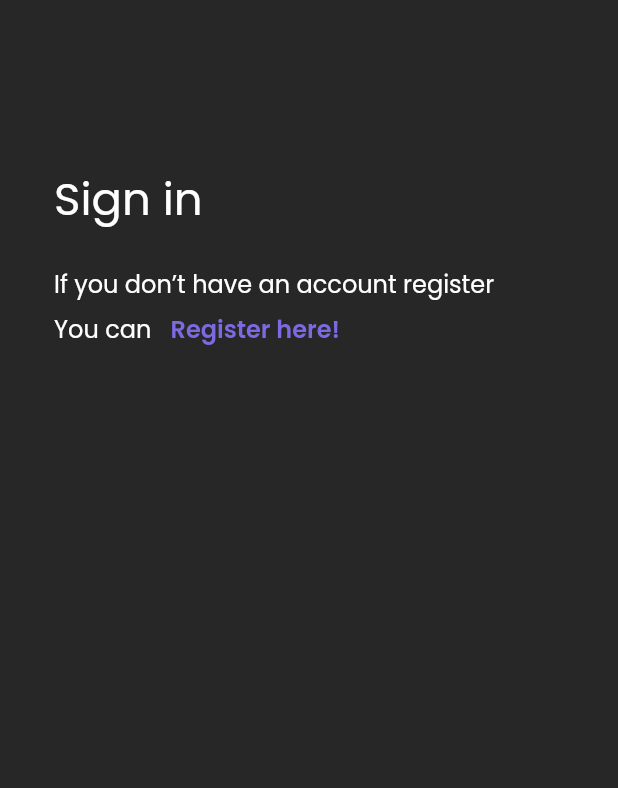
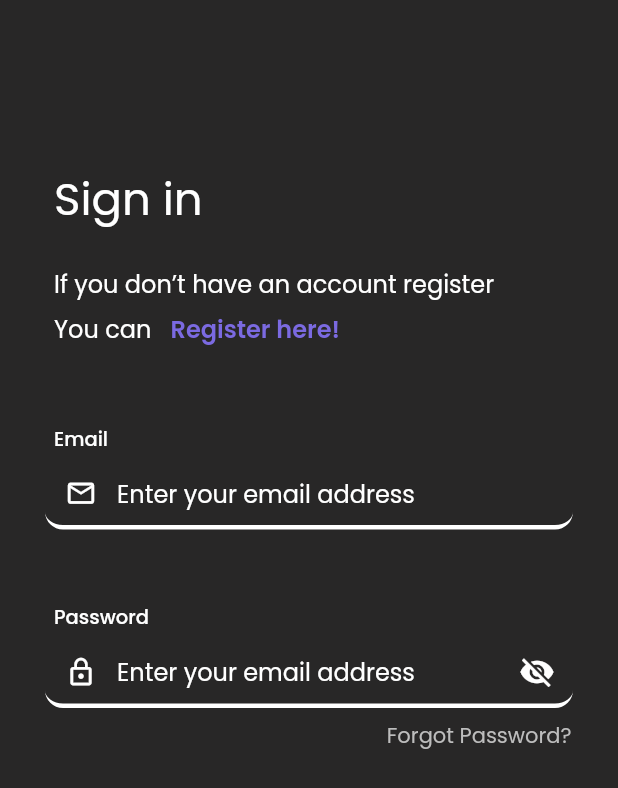
Before and after one commit to ardhanurfan/Gen-S, a Flutter app: the screen it shows after launch, on a phone screen of 412 x 824 dp. Shown: the top 788 px of the screen. Run offline on Flutter 3.47's test engine with Material 2 defaults, Android fonts, the phone set to English and light mode, and no system bars; our stand-ins replace google_fonts.

Commit message:
update sign in

```diff
--- a/lib/main.dart
+++ b/lib/main.dart
@@ -7,8 +7,6 @@ void main() {
 
 class MyApp extends StatelessWidget {
   const MyApp({super.key});
-
-  // This widget is the root of your application.
   @override
   Widget build(BuildContext context) {
     return const MaterialApp(
--- a/lib/shared/theme.dart
+++ b/lib/shared/theme.dart
@@ -2,14 +2,16 @@ import 'package:flutter/material.dart';
 import 'package:google_fonts/google_fonts.dart';
 
 double defaultRadius = 12.0;
-double defaultMargin = 30.0;
+double defaultMargin = 36.0;
 
 Color backgroundColor = const Color(0xff282727);
 Color primaryColor = const Color(0xffFFFFFF);
 Color secondaryColor = const Color(0xff7B6AE1);
+Color greyColor = const Color(0xffBDBDBD);
 
 TextStyle primaryColorText = GoogleFonts.poppins(color: primaryColor);
 TextStyle secondaryColorText = GoogleFonts.poppins(color: secondaryColor);
+TextStyle greyColorText = GoogleFonts.poppins(color: greyColor);
 
 FontWeight light = FontWeight.w300;
 FontWeight regular = FontWeight.w400;
--- a/lib/sign_in_page.dart
+++ b/lib/sign_in_page.dart
@@ -6,9 +6,13 @@ class SignInPage extends StatelessWidget {
 
   @override
   Widget build(BuildContext context) {
+    final TextEditingController emailController =
+        TextEditingController(text: '');
+    final TextEditingController passwordController =
+        TextEditingController(text: '');
     Widget header() {
       return Container(
-        padding: const EdgeInsets.only(top: 110, left: 36),
+        padding: EdgeInsets.only(top: 110, left: defaultMargin),
         child: Column(
           crossAxisAlignment: CrossAxisAlignment.start,
           children: [
@@ -44,13 +48,117 @@ class SignInPage extends StatelessWidget {
       );
     }
 
+    Widget inputEmail() {
+      return Container(
+          margin: const EdgeInsets.only(top: 3),
+          padding: const EdgeInsets.symmetric(horizontal: 30),
+          child: TextFormField(
+            controller: emailController,
+            style: primaryColorText.copyWith(fontSize: 13),
+            cursorColor: primaryColor,
+            decoration: InputDecoration(
+                prefixIcon: Icon(
+                  Icons.email_outlined,
+                  color: primaryColor,
+                  size: 21,
+                ),
+                hintText: "Enter your email address",
+                hintStyle: primaryColorText.copyWith(fontSize: 16),
+                focusedBorder: UnderlineInputBorder(
+                    borderRadius: BorderRadius.circular(defaultRadius),
+                    borderSide: BorderSide(color: primaryColor, width: 5)),
+                enabledBorder: UnderlineInputBorder(
+                    borderRadius: BorderRadius.circular(defaultRadius),
+                    borderSide: BorderSide(
+                      color: primaryColor,
+                      width: 3,
+                      style: BorderStyle.solid,
+                    ))),
+          ));
+    }
+
+    Widget inputPassword() {
+      return Container(
+          margin: const EdgeInsets.only(top: 3),
+          padding: const EdgeInsets.symmetric(horizontal: 30),
+          child: TextFormField(
+            controller: passwordController,
+            obscureText: true,
+            style: primaryColorText.copyWith(fontSize: 13),
+            cursorColor: primaryColor,
+            decoration: InputDecoration(
+                suffixIcon: Icon(
+                  Icons.visibility_off,
+                  color: primaryColor,
+                ),
+                prefixIcon: Icon(
+                  Icons.lock_outline,
+                  color: primaryColor,
+                  size: 21,
+                ),
+                hintText: "Enter your email address",
+                hintStyle: primaryColorText.copyWith(fontSize: 16),
+                focusedBorder: UnderlineInputBorder(
+                    borderRadius: BorderRadius.circular(defaultRadius),
+                    borderSide: BorderSide(color: primaryColor, width: 5)),
+                enabledBorder: UnderlineInputBorder(
+                    borderRadius: BorderRadius.circular(defaultRadius),
+                    borderSide: BorderSide(
+                      color: primaryColor,
+                      width: 3,
+                      style: BorderStyle.solid,
+                    ))),
+          ));
+    }
+
+    Widget forgotPassword() {
+      return Container(
+        padding: const EdgeInsets.only(right: 31),
+        margin: const EdgeInsets.only(top: 8),
+        child: GestureDetector(
+            onTap: () {},
+            child: Text(
+              "Forgot Password?",
+              style: greyColorText,
+            )),
+      );
+    }
+
+    Widget content() {
+      return ListView(
+        children: [
+          header(),
+          Container(
+              padding: EdgeInsets.only(left: defaultMargin),
+              margin: const EdgeInsets.only(top: 52),
+              child: Text(
+                "Email",
+                style:
+                    primaryColorText.copyWith(fontSize: 13, fontWeight: medium),
+              )),
+          inputEmail(),
+          Container(
+              padding: EdgeInsets.only(left: defaultMargin),
+              margin: const EdgeInsets.only(top: 49),
+              child: Text(
+                "Password",
+                style:
+                    primaryColorText.copyWith(fontSize: 13, fontWeight: medium),
+              )),
+          inputPassword(),
+          Row(
+            mainAxisAlignment: MainAxisAlignment.end,
+            children: [
+              forgotPassword(),
+            ],
+          )
+        ],
+      );
+    }
+
     return Scaffold(
       backgroundColor: backgroundColor,
-      body: SafeArea(
-        child: ListView(
-          children: [header()],
-        ),
-      ),
+      body: SafeArea(child: content()),
     );
   }
 }
```
